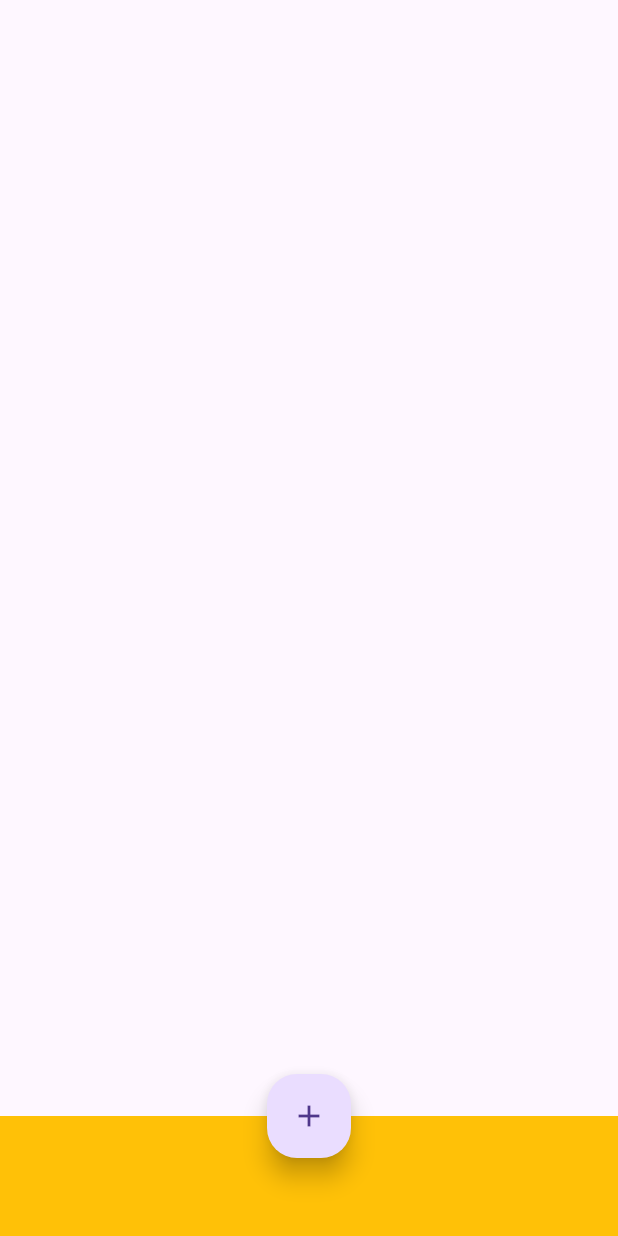
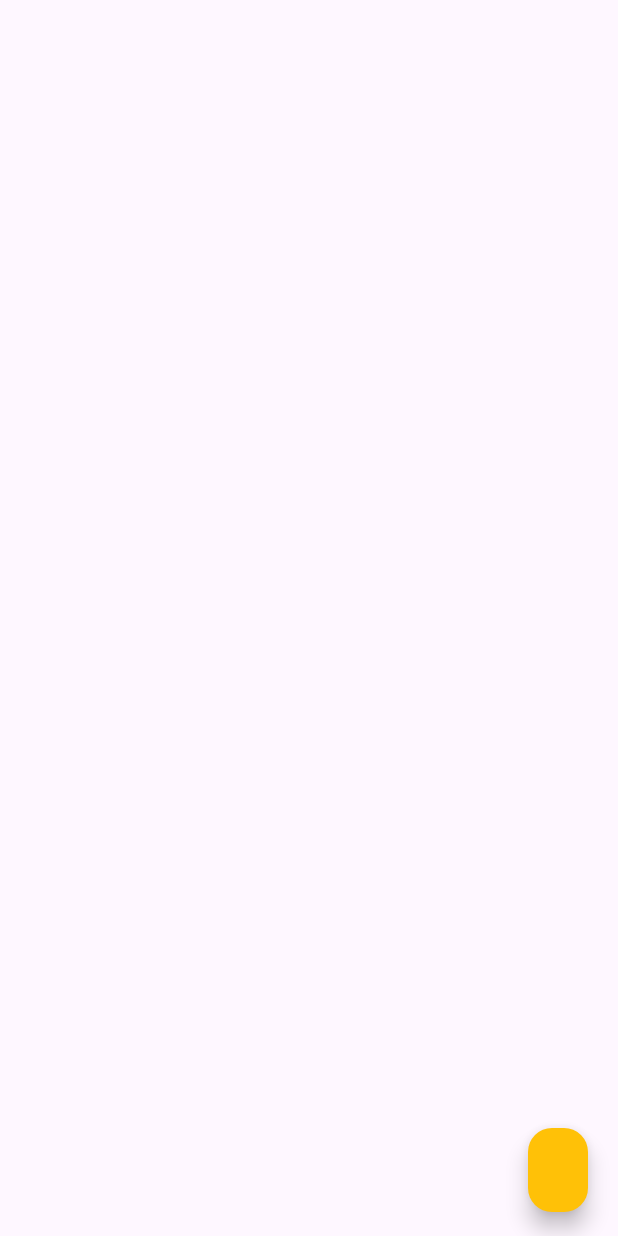
Before and after one commit to RWEMAISINGIZWENorbert/learning-flutter, a Flutter app: the screen it shows after launch, on a phone screen of 412 x 824 dp. Run offline on Flutter 3.47's test engine with Material 3 defaults, Android fonts, the phone set to English and light mode, and no system bars.

Commit message:
Floating action buton 2

```diff
--- a/lib/main.dart
+++ b/lib/main.dart
@@ -1,6 +1,7 @@
 import 'package:flutter/material.dart';
-import 'package:flutter_widgets/widgets/FloatingActionButton.dart';
-import 'package:flutter_widgets/widgets/Floating_action_button2.dart';
+import 'package:flutter_widgets/widgets/actions_widgets/FloatingActionButton.dart';
+import 'package:flutter_widgets/widgets/actions_widgets/Floating_action_button2.dart';
+import 'package:flutter_widgets/widgets/actions_widgets/floating_action_button_extended.dart';
 
 void main() {
   runApp(const MyApp());
@@ -14,7 +15,8 @@ class MyApp extends StatelessWidget {
   Widget build(BuildContext context) {
         return MaterialApp(
           // home: HomeScreen(),
-          home: FloatingActionButton2()
+          // home: FloatingActionButton2(),
+          home: FloatingActionButtonExtended()
         );
   }
 }
--- /dev/null
+++ b/lib/widgets/actions_widgets/floating_action_button_extended.dart
@@ -0,0 +1,19 @@
+
+import 'package:flutter/material.dart';
+
+class FloatingActionButtonExtended extends StatelessWidget {
+  const FloatingActionButtonExtended({super.key});
+
+    @override
+    Widget build(BuildContext context){
+        return Scaffold(
+          floatingActionButton: FloatingActionButton.extended(
+            onPressed: (){},
+            label: Container(),
+            backgroundColor: Colors.amber,
+            foregroundColor: Colors.black,
+            autofocus: false,
+            ),
+        );
+    }
+}
```
Also changed, not shown: lib/widgets/actions_widgets/FloatingActionButton.dart (renamed from lib/widgets/FloatingActionButton.dart), lib/widgets/actions_widgets/Floating_action_button2.dart (renamed from lib/widgets/Floating_action_button2.dart), lib/widgets/actions_widgets/icon_button.dart (added).
